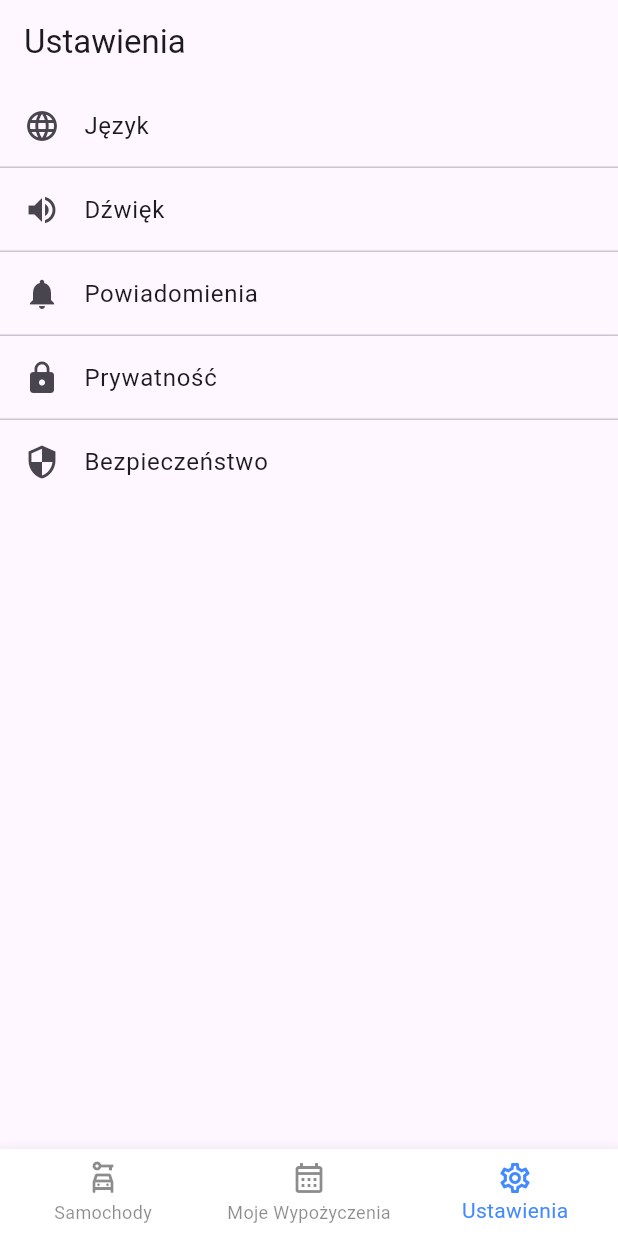
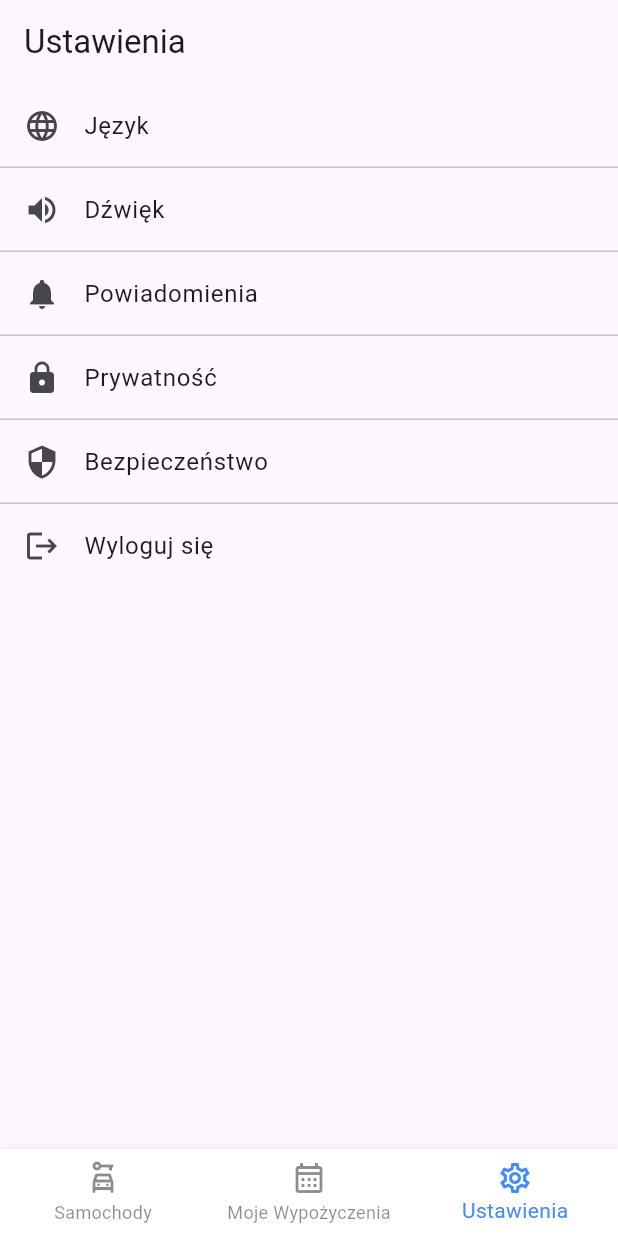
Before and after one commit to JakubKolodziej21/carrently, a Flutter app: the screen it shows once a user with an empty profile is signed in, item 3 of the bottom bar chosen, on a phone screen of 412 x 824 dp. Run offline on Flutter 3.47's test engine with Material 3 defaults, Android fonts, the light colour scheme and no system bars; our stand-ins replace cloud_firestore, firebase_auth, firebase_core, firebase_storage, google_fonts; accounts and stored records are empty; network calls fail.

Commit message:
AddLogOffToSettings

```diff
--- a/lib/pages/settings.dart
+++ b/lib/pages/settings.dart
@@ -1,5 +1,4 @@
-
-
+import 'package:carrently/auth.dart';
 import 'package:flutter/material.dart';
 
 class SettingsScreen extends StatelessWidget {
@@ -48,9 +47,22 @@ class SettingsScreen extends StatelessWidget {
                 // Dodaj logikę zmiany hasła i opcji bezpieczeństwa
               },
             ),
+            ListTile(
+              leading: Icon(Icons.logout),
+              title: Text('Wyloguj się'),
+              onTap: () async {
+                await signOut();
+                // Navigate to the login screen or show a confirmation message
+               // Navigator.of(context).pushReplacementNamed('/login'); // Make sure to replace '/login' with your actual login route
+              },
+            ),
           ],
         ).toList(),
       ),
     );
   }
 }
+
+Future<void> signOut() async {
+  await Auth().signOut();
+}
```
